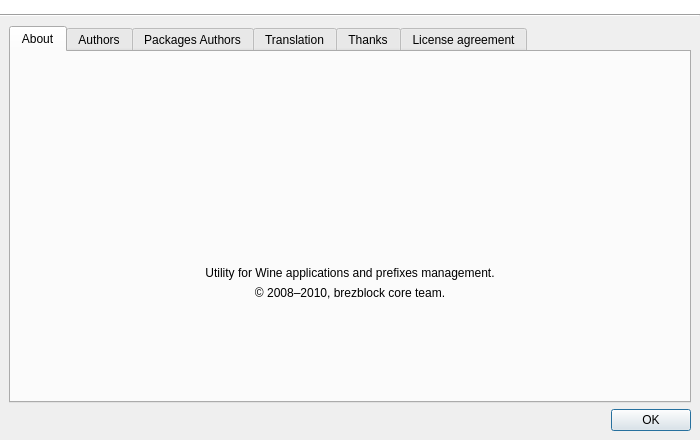
The window that src/q4wine-gui/uis/About.ui (brezerk/q4wine) describes before a commit, drawn with Qt 5.
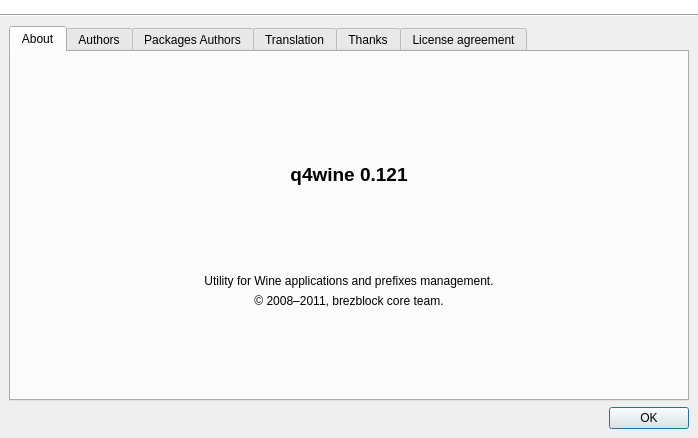
The same window after the commit. Icons and pictures are not drawn.

Commit message: Add version info to About page;

The edit to the form file:
```diff
--- a/src/q4wine-gui/uis/About.ui
+++ b/src/q4wine-gui/uis/About.ui
@@ -6,8 +6,8 @@
    <rect>
     <x>0</x>
     <y>0</y>
-    <width>700</width>
-    <height>440</height>
+    <width>698</width>
+    <height>438</height>
    </rect>
   </property>
   <property name="minimumSize">
@@ -208,6 +208,20 @@
             </property>
            </widget>
           </item>
+          <item>
+           <widget class="QLabel" name="lblVersion">
+            <property name="text">
+             <string>&lt;!DOCTYPE HTML PUBLIC &quot;-//W3C//DTD HTML 4.0//EN&quot; &quot;http://www.w3.org/TR/REC-html40/strict.dtd&quot;&gt;
+&lt;html&gt;&lt;head&gt;&lt;meta name=&quot;qrichtext&quot; content=&quot;1&quot; /&gt;&lt;style type=&quot;text/css&quot;&gt;
+p, li { white-space: pre-wrap; }
+&lt;/style&gt;&lt;/head&gt;&lt;body style=&quot; font-family:'Verdana'; font-size:13pt; font-weight:400; font-style:normal;&quot;&gt;
+&lt;p style=&quot; margin-top:0px; margin-bottom:0px; margin-left:0px; margin-right:0px; -qt-block-indent:0; text-indent:0px;&quot;&gt;&lt;span style=&quot; font-size:14pt; font-weight:600;&quot;&gt;q4wine 0.121&lt;/span&gt;&lt;/p&gt;&lt;/body&gt;&lt;/html&gt;</string>
+            </property>
+            <property name="alignment">
+             <set>Qt::AlignCenter</set>
+            </property>
+           </widget>
+          </item>
           <item>
            <spacer name="verticalSpacer_3">
             <property name="orientation">
@@ -237,7 +251,7 @@
           <item>
            <widget class="QLabel" name="label_3">
             <property name="text">
-             <string>© 2008–2010, brezblock core team.</string>
+             <string>© 2008–2011, brezblock core team.</string>
             </property>
             <property name="alignment">
              <set>Qt::AlignCenter</set>
```
Left out of the diff: 20 changed lines with no effect on the pictures. The commit also changes 1 other file.
